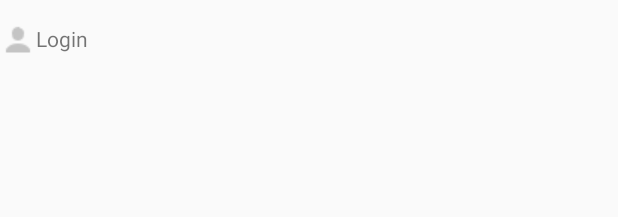
After one commit to DormitoryChe/inDormitory, an Android app: the layout action_button_sign_in.xml on its own in the app's theme, with its tools: preview values and no code run, on a phone screen of 412 x 824 dp. The commit adds this screen. Shown: the top 217 px of the screen. Run offline under Robolectric (Android 15) with nearby library versions, the phone set to English and light mode, and no system bars.

Commit message:
can`t make login

```diff
--- /dev/null
+++ b/app/src/main/res/layout/action_button_sign_in.xml
@@ -0,0 +1,10 @@
+<?xml version="1.0" encoding="utf-8"?>
+    <TextView xmlns:android="http://schemas.android.com/apk/res/android"
+        android:layout_width="wrap_content"
+        android:layout_height="wrap_content"
+        android:paddingTop="14dp"
+        android:paddingBottom="14dp"
+        android:gravity="center"
+        android:text="@string/login_button_label"
+        android:drawableLeft="@drawable/profile_not_active"
+    />
--- a/app/src/main/res/menu/main_option_menu.xml
+++ b/app/src/main/res/menu/main_option_menu.xml
@@ -4,7 +4,9 @@
 
     <item
         android:id="@+id/login_button"
+        android:icon="@drawable/profile_not_active"
         android:title="@string/login_button_label"
-        android:icon="@drawable/profile_not_active"
-        app:showAsAction="ifRoom" />
+        app:showAsAction="always|withText"
+        android:actionLayout="@layout/action_button_sign_in">
+    </item>
 </menu>
--- a/app/src/main/res/values/styles.xml
+++ b/app/src/main/res/values/styles.xml
@@ -1,7 +1,7 @@
 <resources>
 
     <!-- Base application theme. -->
-    <style name="AppTheme" parent="Theme.AppCompat.Light.DarkActionBar">
+    <style name="AppTheme" parent="Base.Theme.AppCompat.Light.DarkActionBar">
         <!-- Customize your theme here. -->
         <item name="colorPrimary">@color/colorPrimary</item>
         <item name="colorPrimaryDark">@color/colorPrimaryDark</item>
```
